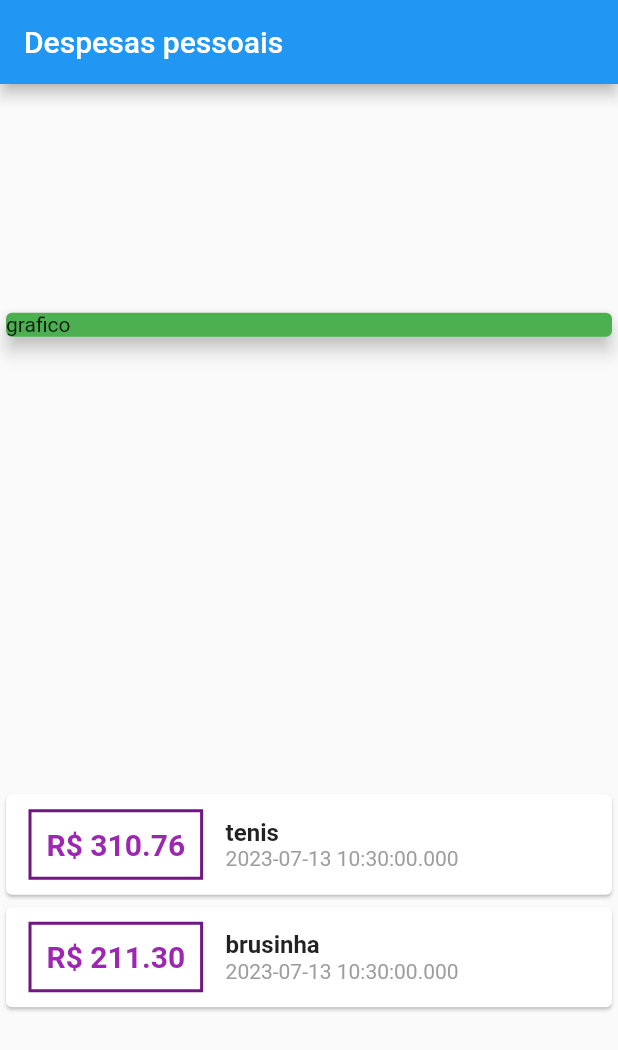
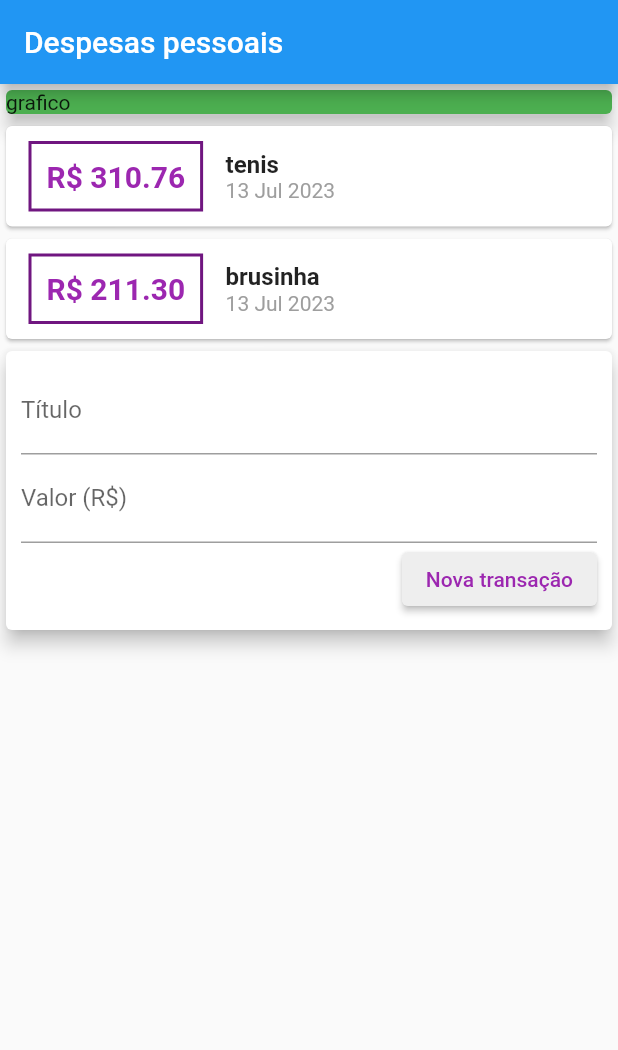
Before and after one commit to willyguimaraes/Personal-Expenses, a Flutter app: the screen it shows after launch, on a phone screen of 412 x 824 dp. Shown: the top 1050 px of the screen. Run offline on Flutter 3.47's test engine with Material 2 defaults, Android fonts, the phone set to English and light mode, and no system bars.

Commit message:
separando a main em widgets

```diff
--- /dev/null
+++ b/expenses/lib/components/transaction_form.dart
@@ -0,0 +1,51 @@
+import 'package:flutter/material.dart';
+
+class TransactionForm extends StatelessWidget {
+  final titleController = TextEditingController();
+  final valueController = TextEditingController();
+
+
+  @override
+  Widget build(BuildContext context) {
+    return Card(
+      elevation: 5,
+      child: Padding(
+        padding: const EdgeInsets.all(10.0),
+        child: Column(
+          children: [
+            TextField(
+              controller: titleController,
+              decoration: InputDecoration(
+                labelText: 'Título',
+              ),
+            ),
+            TextField(
+              controller: valueController,
+              decoration: InputDecoration(
+                labelText: 'Valor (R\$)',
+              ),
+            ),
+            Row(
+              mainAxisAlignment: MainAxisAlignment.end,
+              children: [
+                ElevatedButton(
+                    // ignore: prefer_const_constructors
+                    style: ButtonStyle(
+                      backgroundColor: MaterialStatePropertyAll<Color>(
+                          const Color.fromARGB(255, 238, 238, 238)),
+                    ),
+                    onPressed: () {},
+                    child: Text(
+                      'Nova transação',
+                      style: TextStyle(
+                        color: Colors.purple,
+                      ),
+                    )),
+              ],
+            )
+          ],
+        ),
+      ),
+    );
+  }
+}
--- /dev/null
+++ b/expenses/lib/components/transaction_lists.dart
@@ -0,0 +1,53 @@
+import 'package:expenses/models/transaction.dart';
+import 'package:flutter/material.dart';
+import 'package:intl/intl.dart';
+
+class TransactionList extends StatelessWidget {
+  final List<Transaction> transactions;
+
+  TransactionList(this.transactions);
+
+  @override
+  Widget build(BuildContext context) {
+    return Column(
+      children: transactions.map((tr) {
+        return Card(
+          child: Row(children: [
+            Container(
+              margin: EdgeInsets.symmetric(
+                horizontal: 15,
+                vertical: 10,
+              ),
+              decoration: BoxDecoration(
+                  border: Border.all(
+                color: Color.fromARGB(255, 112, 22, 128),
+                width: 2,
+              )),
+              padding: EdgeInsets.all(10),
+              child: Text(
+                'R\$ ${tr.value.toStringAsFixed(2)}',
+                style: TextStyle(
+                  fontWeight: FontWeight.bold,
+                  fontSize: 20,
+                  color: Colors.purple,
+                ),
+              ),
+            ),
+            Column(
+              crossAxisAlignment: CrossAxisAlignment.start,
+              children: [
+                Text(tr.title,
+                    style: TextStyle(
+                      fontWeight: FontWeight.bold,
+                      fontSize: 16,
+                    )),
+                Text(DateFormat('d MMM y').format(tr.date),
+                    style: TextStyle(color: Colors.grey))
+              ],
+            )
+          ]),
+        );
+      }).toList(),
+    );
+  }
+}
--- /dev/null
+++ b/expenses/lib/components/transaction_user.dart
@@ -0,0 +1,29 @@
+import 'package:flutter/material.dart';
+import 'transaction_form.dart';
+import 'transaction_lists.dart';
+import '../models/transaction.dart';
+
+class TransactionUser extends StatefulWidget {
+  const TransactionUser({super.key});
+
+  @override
+  State<TransactionUser> createState() => _TransactionUserState();
+}
+
+class _TransactionUserState extends State<TransactionUser> {
+
+  final _transactions = [
+    Transaction(id: 't1', title: 'tenis', value: 310.76, date: DateTime.now()),
+    Transaction(
+        id: 't2', title: 'brusinha', value: 211.30, date: DateTime.now())
+  ];
+  @override
+  Widget build(BuildContext context) {
+    return Column(
+      children: [
+        TransactionList(_transactions),
+        TransactionForm()
+      ],
+    );
+  }
+}
--- a/expenses/lib/main.dart
+++ b/expenses/lib/main.dart
@@ -1,5 +1,7 @@
-import 'package:expenses/models/transaction.dart';
+// ignore_for_file: prefer_const_constructors
+
 import 'package:flutter/material.dart';
+import 'components/transaction_user.dart';
 
 void main() {
   runApp(ExpensesApp());
@@ -15,12 +17,6 @@ class ExpensesApp extends StatelessWidget {
 }
 
 class MyHomepage extends StatelessWidget {
-  final _transactions = [
-    Transaction(id: 't1', title: 'tenis', value: 310.76, date: DateTime.now()),
-    Transaction(
-        id: 't2', title: 'brusinha', value: 211.30, date: DateTime.now())
-  ];
-
   @override
   Widget build(BuildContext context) {
     return Scaffold(
@@ -28,56 +24,17 @@ class MyHomepage extends StatelessWidget {
           title: Text('Despesas pessoais'),
         ),
         body: Column(
-          mainAxisAlignment: MainAxisAlignment.spaceAround,
           crossAxisAlignment: CrossAxisAlignment.stretch,
           children: [
             Container(
               width: double.infinity,
               child: Card(
-                child: Text('grafico'),
                 elevation: 5,
                 color: Colors.green,
+                child: Text('grafico'),
               ),
             ),
-            Column(
-              children: _transactions.map((tr) {
-                return Card(
-                  child: Row(children: [
-                    Container(
-                      margin: EdgeInsets.symmetric(
-                        horizontal: 15,
-                        vertical: 10,
-                      ),
-                      decoration: BoxDecoration(
-                          border: Border.all(
-                        color: Color.fromARGB(255, 112, 22, 128),
-                        width: 2,
-                      )),
-                      padding: EdgeInsets.all(10),
-                      child: Text(
-                        'R\$ ${tr.value.toStringAsFixed(2)}',
-                        style: TextStyle(
-                          fontWeight: FontWeight.bold,
-                          fontSize: 20,
-                          color: Colors.purple,
-                        ),
-                      ),
-                    ),
-                    Column(
-                      crossAxisAlignment: CrossAxisAlignment.start,
-                      children: [
-                        Text(tr.title,
-                        style: TextStyle(
-                          fontWeight: FontWeight.bold,
-                          fontSize: 16,
-                      )),
-                       Text(tr.date.toString(),
-                       style: TextStyle( color: Colors.grey))],
-                    )
-                  ]),
-                );
-              }).toList(),
-            )
+            TransactionUser(),
           ],
         ));
   }
```
